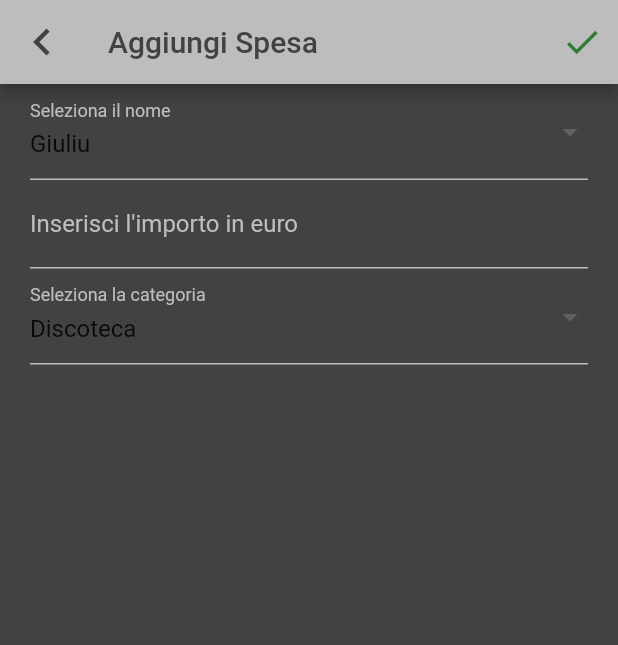
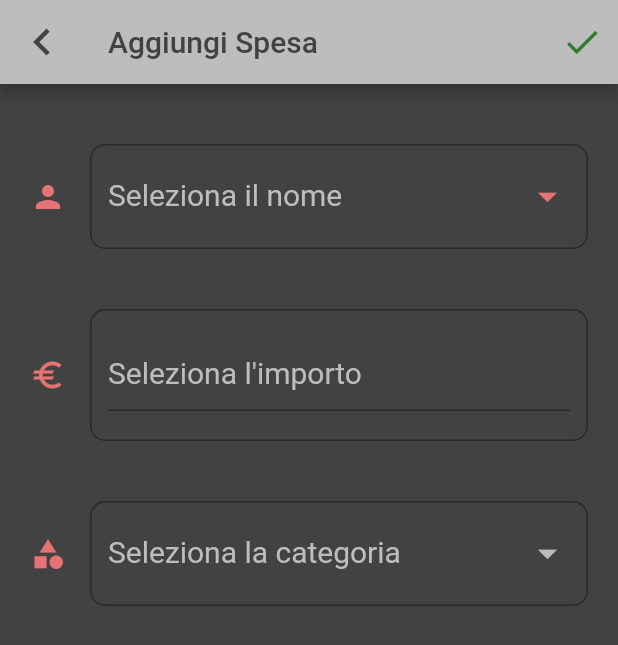
Before and after one commit to giumanuz/appspese, a Flutter app: the AddExpenseScreen screen opened by its route, on a phone screen of 412 x 824 dp. Shown: the top 645 px of the screen. Run offline on Flutter 3.47's test engine with Material 2 defaults, Android fonts, the phone set to English and light mode, and no system bars; Roboto replaces fonts that are missing (Oxygen-Regular).

Commit message:
aggiusta il cazzo di add_expense_screen

```diff
--- a/lib/common/constants.dart
+++ b/lib/common/constants.dart
@@ -21,21 +21,34 @@ List<PersonalCard> esempioCards = [
 ];
 
 List<Payment> esempiPayments = [
-  // Payment(
-  //     from: 'Giuliu', amount: 3000, category: 'Discoteca', data: '01/01/1212', to: {'Giuliu': 1000, 'Cats': 1000, 'Berlino': 1000}),
-  // Payment(from: 'Cats', amount: 4000, category: 'Spesa', data: '02/01/1212', to: {'Giuliu': 1000, 'Cats': 2000, 'Berlino': 1000}),
-  // Payment(
-  //     from: 'Berlino', amount: 5, category: 'Porno', data: '03/01/1212', to: {'Berlino': 2, 'Cats': 3}),
+  Payment(
+      from: 'Giuliu',
+      amount: 3000,
+      category: 'Discoteca',
+      data: '01/01/1212',
+      to: {'Giuliu': 1000, 'Cats': 1000, 'Berlino': 1000}),
+  Payment(
+      from: 'Cats',
+      amount: 4000,
+      category: 'Spesa',
+      data: '02/01/1212',
+      to: {'Giuliu': 1000, 'Cats': 2000, 'Berlino': 1000}),
+  Payment(
+      from: 'Berlino',
+      amount: 5,
+      category: 'Porno',
+      data: '03/01/1212',
+      to: {'Berlino': 2, 'Cats': 3}),
 ];
 
 Map<String, IconData> categoriesToIcon = {
-  'Discoteca': Icons.music_note,
-  'Porno': Icons.accessible_outlined,
-  'Spesa': Icons.shopping_cart,
-  'Telefono': Icons.phone,
-  'Trasporto': Icons.airplanemode_active,
-  'Casa': Icons.home,
-  'Ristorante': Icons.restaurant,
-  'Regalo': Icons.card_giftcard,
-  'Pagamento': Icons.payment
+  // 'Discoteca': Icons.music_note,
+  // 'Porno': Icons.accessible_outlined,
+  // 'Spesa': Icons.shopping_cart,
+  // 'Telefono': Icons.phone,
+  // 'Trasporto': Icons.airplanemode_active,
+  // 'Casa': Icons.home,
+  // 'Ristorante': Icons.restaurant,
+  // 'Regalo': Icons.card_giftcard,
+  // 'Pagamento': Icons.payment
 };
--- a/lib/screens/add_expense_screen.dart
+++ b/lib/screens/add_expense_screen.dart
@@ -11,9 +11,9 @@ class AddExpenseScreen extends StatefulWidget {
 }
 
 class _AddExpenseScreenState extends State<AddExpenseScreen> {
-  String choosedFrom = esempioCards[0].name;
+  String choosedFrom = '';
   int amount = 0;
-  String category = 'Discoteca';
+  String category = '';
 
   @override
   Widget build(BuildContext context) {
@@ -29,18 +29,20 @@ class _AddExpenseScreenState extends State<AddExpenseScreen> {
           ),
         ),
         leading: IconButton(
-          onPressed: () {
-            Scaffold.of(context).openDrawer();
-          },
           icon: const Icon(
             Icons.chevron_left,
             size: 36,
           ),
           color: Colors.grey[800],
+          onPressed: () {
+            Navigator.pop(context);
+          },
         ),
         actions: [
           IconButton(
-            onPressed: () {},
+            onPressed: () {
+              //TODO: aggiungi azione
+            },
             icon: const Icon(
               Icons.check,
               size: 28,
@@ -56,54 +58,86 @@ class _AddExpenseScreenState extends State<AddExpenseScreen> {
           child: Form(
             child: Column(
               children: [
-                DropdownButtonFormField(
-                  items: esempioCards.map((PersonalCard card) {
-                    return DropdownMenuItem(
-                      value: card.name,
-                      child: Text(card.name),
-                    );
-                  }).toList(),
-                  onChanged: (String? value) {
-                    choosedFrom = value!;
-                  },
-                  value: choosedFrom,
+                const SizedBox(height: 40.0),
+                FormField(
+                  builder: (FormFieldState state) {
+                    return InputDecorator(
                       decoration: InputDecoration(
                         labelText: 'Seleziona il nome',
                         labelStyle: TextStyle(
                           color: Colors.grey[400],
+                          fontFamily: 'Oxygen-Regular',
+                          fontSize: 20.0,
                         ),
-                    enabledBorder: UnderlineInputBorder(
-                      borderSide: BorderSide(
-                        color: Colors.grey[400]!,
+                        icon:
+                            const Icon(Icons.person, color: Color(0xFFE57373)),
+                        border: OutlineInputBorder(
+                          borderSide: BorderSide(color: Colors.grey[400]!),
+                          gapPadding: 10.0,
+                          borderRadius: BorderRadius.circular(10.0),
                         ),
                       ),
-                    focusedBorder: UnderlineInputBorder(
-                      borderSide: BorderSide(
-                        color: Colors.grey[400]!,
+                      isEmpty: choosedFrom == '',
+                      child: DropdownButtonHideUnderline(
+                        child: DropdownButton(
+                          isExpanded: true,
+                          isDense: true,
+                          dropdownColor: Colors.grey[600], //colore sfondo popup
+                          iconSize: 30.0,
+                          iconEnabledColor: Color(0xFFE57373),
+                          enableFeedback: true,
+                          elevation: 10,
+                          itemHeight: 70.0,
+                          items: esempioCards.map((PersonalCard card) {
+                            return DropdownMenuItem(
+                              value: card.name,
+                              alignment: Alignment.centerLeft,
+                              enabled: true,
+                              child: Text(
+                                card.name,
+                                style: TextStyle(
+                                  color: Colors.grey[200],
+                                  fontFamily: 'Oxygen-Regular',
+                                  fontSize: 23.0,
                                 ),
                               ),
+                            );
+                          }).toList(),
+                          onChanged: (String? value) {
+                            setState(() {
+                              choosedFrom = value!;
+                            });
+                          },
+                          value: choosedFrom,
                         ),
                       ),
-                TextFormField(
-                  keyboardType: TextInputType.number,
+                    );
+                  },
+                ),
+                const SizedBox(height: 40.0),
+                FormField(
+                  builder: (FormFieldState state) {
+                    return InputDecorator(
                       decoration: InputDecoration(
-                    labelText: "Inserisci l'importo in euro",
+                        labelText: "Seleziona l'importo",
                         labelStyle: TextStyle(
                           color: Colors.grey[400],
+                          fontFamily: 'Oxygen-Regular',
+                          fontSize: 20.0,
                         ),
-                    enabledBorder: UnderlineInputBorder(
-                      borderSide: BorderSide(
-                        color: Colors.grey[400]!,
+                        icon: const Icon(Icons.euro, color: Color(0xFFE57373)),
+                        border: OutlineInputBorder(
+                          borderSide: BorderSide(color: Colors.grey[400]!),
+                          gapPadding: 10.0,
+                          borderRadius: BorderRadius.circular(10.0),
                         ),
                       ),
-                    focusedBorder: UnderlineInputBorder(
-                      borderSide: BorderSide(
-                        color: Colors.grey[400]!,
-                      ),
-                    ),
-                  ),
+                      isEmpty: amount == 0,
+                      child: TextFormField(
+                        keyboardType: TextInputType.number,
                         onSaved: (String? value) {
                           String valueWithoutDot = value!.replaceAll('.', '');
+                          valueWithoutDot = valueWithoutDot.replaceAll(',', '');
                           amount = int.parse(valueWithoutDot);
                         },
                         validator: (String? value) {
@@ -113,33 +147,66 @@ class _AddExpenseScreenState extends State<AddExpenseScreen> {
                           return null;
                         },
                       ),
-                DropdownButtonFormField(
-                    items: categoriesToIcon.keys.map((String category) {
-                      return DropdownMenuItem(
-                        value: category,
-                        child: Text(category),
                     );
-                    }).toList(),
-                    onChanged: (String? value) {
-                      category = value!;
                   },
-                    value: category,
+                ),
+                const SizedBox(height: 40.0),
+                FormField(
+                  builder: (FormFieldState state) {
+                    return InputDecorator(
                       decoration: InputDecoration(
                         labelText: 'Seleziona la categoria',
                         labelStyle: TextStyle(
                           color: Colors.grey[400],
+                          fontFamily: 'Oxygen-Regular',
+                          fontSize: 20.0,
                         ),
-                      enabledBorder: UnderlineInputBorder(
-                        borderSide: BorderSide(
-                          color: Colors.grey[400]!,
+                        icon: const Icon(Icons.category,
+                            color: Color(0xFFE57373)),
+                        border: OutlineInputBorder(
+                          borderSide: BorderSide(color: Colors.grey[400]!),
+                          gapPadding: 10.0,
+                          borderRadius: BorderRadius.circular(10.0),
                         ),
                       ),
-                      focusedBorder: UnderlineInputBorder(
-                        borderSide: BorderSide(
-                          color: Colors.grey[400]!,
+                      isEmpty: category == '',
+                      child: DropdownButtonHideUnderline(
+                        child: DropdownButton(
+                          isExpanded: true,
+                          isDense: true,
+                          dropdownColor: Colors.grey[600], //colore sfondo popup
+                          iconSize: 30.0,
+                          iconEnabledColor: Color(0xFFE57373),
+                          enableFeedback: true,
+                          elevation: 10,
+                          itemHeight: 70.0,
+                          items:
+                              categoriesToIcon.keys.map((String categoryName) {
+                            return DropdownMenuItem(
+                              value: categoryName,
+                              alignment: Alignment.centerLeft,
+                              enabled: true,
+                              child: Text(
+                                categoryName,
+                                style: TextStyle(
+                                  color: Colors.grey[200],
+                                  fontFamily: 'Oxygen-Regular',
+                                  fontSize: 23.0,
                                 ),
                               ),
-                    )),
+                            );
+                          }).toList(),
+                          onChanged: (String? value) {
+                            setState(() {
+                              category = value!;
+                            });
+                          },
+                          value: category,
+                        ),
+                      ),
+                    );
+                  },
+                ),
               ],
             ),
           ),
```
Lines whose indentation alone changed are shown as unchanged.
